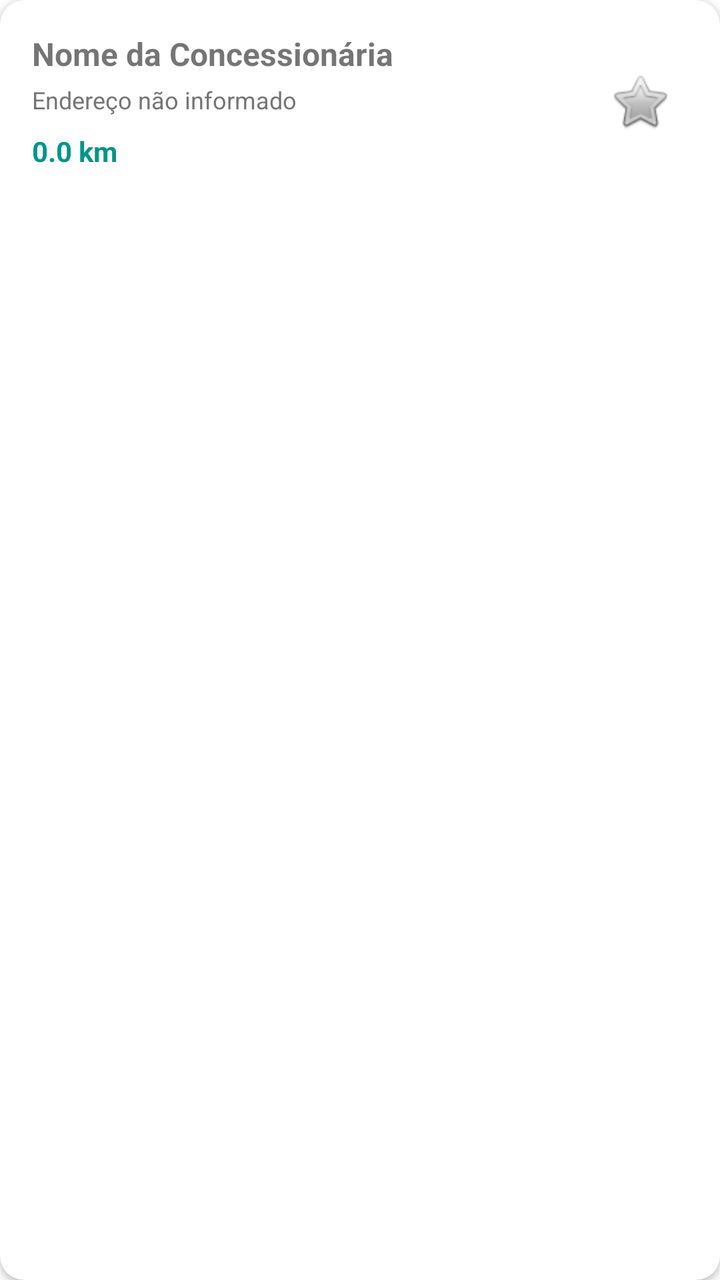
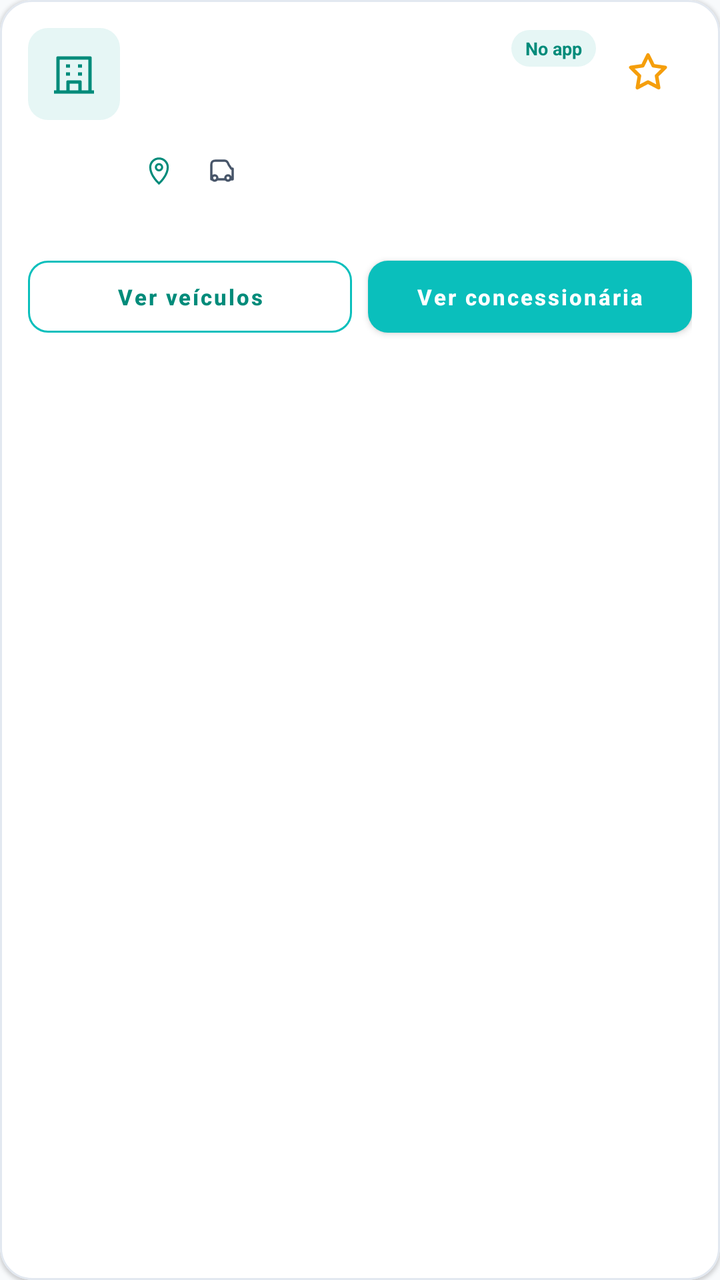

Compare the two renders of this Android layout. The source of the first and the diff that turns it into the second are given below.
<!-- AndroidManifest.xml: application theme Theme.E_goodApp -->
<!-- res/layout/item_dealership.xml -->
<?xml version="1.0" encoding="utf-8"?>
<com.google.android.material.card.MaterialCardView
    xmlns:android="http://schemas.android.com/apk/res/android"
    xmlns:app="http://schemas.android.com/apk/res-auto"
    android:layout_width="match_parent"
    android:layout_height="wrap_content"
    android:layout_marginHorizontal="16dp"
    android:layout_marginVertical="8dp"
    app:cardCornerRadius="12dp"
    app:cardElevation="2dp">

    <androidx.constraintlayout.widget.ConstraintLayout
        android:layout_width="match_parent"
        android:layout_height="wrap_content"
        android:padding="16dp">

        <TextView
            android:id="@+id/txtNome"
            android:layout_width="0dp"
            android:layout_height="wrap_content"
            android:text="Nome da Concessionária"
            android:textSize="16sp"
            android:textStyle="bold"
            app:layout_constraintStart_toStartOf="parent"
            app:layout_constraintEnd_toStartOf="@+id/btnLike"
            app:layout_constraintTop_toTopOf="parent" />

        <TextView
            android:id="@+id/txtEndereco"
            android:layout_width="0dp"
            android:layout_height="wrap_content"
            android:text="Endereço não informado"
            android:textColor="#757575"
            android:textSize="12sp"
            android:layout_marginTop="4dp"
            app:layout_constraintStart_toStartOf="parent"
            app:layout_constraintEnd_toStartOf="@+id/btnLike"
            app:layout_constraintTop_toBottomOf="@id/txtNome" />

        <TextView
            android:id="@+id/txtDistancia"
            android:layout_width="wrap_content"
            android:layout_height="wrap_content"
            android:text="0.0 km"
            android:textColor="#009688"
            android:textStyle="bold"
            android:layout_marginTop="8dp"
            app:layout_constraintStart_toStartOf="parent"
            app:layout_constraintTop_toBottomOf="@id/txtEndereco" />

        
        <ImageButton
            android:id="@+id/btnLike"
            android:layout_width="48dp"
            android:layout_height="48dp"
            android:background="?attr/selectableItemBackgroundBorderless"
            android:src="@android:drawable/btn_star"
            app:layout_constraintEnd_toEndOf="parent"
            app:layout_constraintTop_toTopOf="parent"
            app:layout_constraintBottom_toBottomOf="parent"/>

    </androidx.constraintlayout.widget.ConstraintLayout>
</com.google.android.material.card.MaterialCardView>
<!-- resources referenced by this layout -->
<resources>
  <style name="Theme.E_goodApp" parent="Theme.MaterialComponents.DayNight.NoActionBar">
          
          <item name="colorPrimary">@color/primary</item>
          <item name="colorPrimaryDark">@color/primary_dark</item>
          <item name="colorAccent">@color/primary</item>
      </style>
  <color name="primary">#0ABFBC</color>
  <color name="primary_dark">#008B7A</color>
</resources>

<!-- the commit's change to res/layout/item_dealership.xml (unified diff, before → after) -->
@@ -1,63 +1,204 @@
 <?xml version="1.0" encoding="utf-8"?>
-<com.google.android.material.card.MaterialCardView
-    xmlns:android="http://schemas.android.com/apk/res/android"
+<com.google.android.material.card.MaterialCardView xmlns:android="http://schemas.android.com/apk/res/android"
     xmlns:app="http://schemas.android.com/apk/res-auto"
     android:layout_width="match_parent"
     android:layout_height="wrap_content"
-    android:layout_marginHorizontal="16dp"
-    android:layout_marginVertical="8dp"
-    app:cardCornerRadius="12dp"
-    app:cardElevation="2dp">
-
-    <androidx.constraintlayout.widget.ConstraintLayout
+    android:layout_marginStart="12dp"
+    android:layout_marginTop="6dp"
+    android:layout_marginEnd="12dp"
+    android:layout_marginBottom="6dp"
+    android:clickable="true"
+    android:focusable="true"
+    android:foreground="?attr/selectableItemBackground"
+    app:cardBackgroundColor="@color/surface_white"
+    app:cardCornerRadius="16dp"
+    app:cardElevation="1dp"
+    app:strokeColor="@color/app_stroke"
+    app:strokeWidth="1dp">
+
+    <LinearLayout
         android:layout_width="match_parent"
         android:layout_height="wrap_content"
-        android:padding="16dp">
+        android:orientation="vertical"
+        android:padding="14dp">
+
+        <LinearLayout
+            android:layout_width="match_parent"
+            android:layout_height="wrap_content"
+            android:gravity="top"
+            android:orientation="horizontal">
+
+            <FrameLayout
+                android:layout_width="46dp"
+                android:layout_height="46dp"
+                android:background="@drawable/bg_user_icon_tile">
+
+                <ImageView
+                    android:layout_width="24dp"
+                    android:layout_height="24dp"
+                    android:layout_gravity="center"
+                    android:importantForAccessibility="no"
+                    app:srcCompat="@drawable/ic_user_dealership"
+                    app:tint="@color/primary_dark" />
+            </FrameLayout>
+
+            <LinearLayout
+                android:layout_width="0dp"
+                android:layout_height="wrap_content"
+                android:layout_marginStart="12dp"
+                android:layout_weight="1"
+                android:orientation="vertical">
+
+                <LinearLayout
+                    android:layout_width="match_parent"
+                    android:layout_height="wrap_content"
+                    android:gravity="center_vertical"
+                    android:orientation="horizontal">
+
+                    <TextView
+                        android:id="@+id/txtNome"
+                        android:layout_width="0dp"
+                        android:layout_height="wrap_content"
+                        android:layout_weight="1"
+                        android:maxLines="2"
+                        android:textColor="@color/app_text_primary"
+                        android:textSize="15sp"
+                        android:textStyle="bold" />
+
+                    <TextView
+                        android:id="@+id/txtRegistered"
+                        android:layout_width="wrap_content"
+                        android:layout_height="wrap_content"
+                        android:layout_marginStart="6dp"
+                        android:background="@drawable/bg_badge_teal"
+                        android:paddingStart="7dp"
+                        android:paddingTop="3dp"
+                        android:paddingEnd="7dp"
+                        android:paddingBottom="3dp"
+                        android:text="No app"
+                        android:textColor="@color/primary_dark"
+                        android:textSize="9sp"
+                        android:textStyle="bold" />
+                </LinearLayout>
+
+                <TextView
+                    android:id="@+id/txtRating"
+                    android:layout_width="match_parent"
+                    android:layout_height="wrap_content"
+                    android:layout_marginTop="3dp"
+                    android:textColor="#B45309"
+                    android:textSize="11sp" />
+
+                <TextView
+                    android:id="@+id/txtEndereco"
+                    android:layout_width="match_parent"
+                    android:layout_height="wrap_content"
+                    android:layout_marginTop="3dp"
+                    android:maxLines="2"
+                    android:textColor="@color/app_text_secondary"
+                    android:textSize="11sp" />
+            </LinearLayout>
+
+            <ImageButton
+                android:id="@+id/btnLike"
+                android:layout_width="44dp"
+                android:layout_height="44dp"
+                android:layout_marginStart="4dp"
+                android:background="?attr/selectableItemBackgroundBorderless"
+                android:contentDescription="Avaliar concessionária"
+                android:padding="10dp"
+                app:srcCompat="@drawable/ic_rating_star_outline" />
+        </LinearLayout>
+
+        <LinearLayout
+            android:layout_width="match_parent"
+            android:layout_height="wrap_content"
+            android:layout_marginStart="58dp"
+            android:layout_marginTop="8dp"
+            android:gravity="center_vertical"
+            android:orientation="horizontal">
+
+            <ImageView
+                android:layout_width="15dp"
+                android:layout_height="15dp"
+                android:importantForAccessibility="no"
+                app:srcCompat="@drawable/ic_profile_location"
+                app:tint="@color/primary_dark" />
+
+            <TextView
+                android:id="@+id/txtDistancia"
+                android:layout_width="wrap_content"
+                android:layout_height="wrap_content"
+                android:layout_marginStart="4dp"
+                android:textColor="@color/primary_dark"
+                android:textSize="11sp"
+                android:textStyle="bold" />
+
+            <ImageView
+                android:id="@+id/iconVehicleCount"
+                android:layout_width="16dp"
+                android:layout_height="16dp"
+                android:layout_marginStart="12dp"
+                android:importantForAccessibility="no"
+                app:srcCompat="@drawable/ic_dealer_vehicles"
+                app:tint="@color/app_text_secondary" />
+
+            <TextView
+                android:id="@+id/txtVehicleCount"
+                android:layout_width="wrap_content"
+                android:layout_height="wrap_content"
+                android:layout_marginStart="4dp"
+                android:textColor="@color/app_text_secondary"
+                android:textSize="11sp" />
+        </LinearLayout>
 
         <TextView
-            android:id="@+id/txtNome"
-            android:layout_width="0dp"
-            android:layout_height="wrap_content"
-            android:text="Nome da Concessionária"
-            android:textSize="16sp"
-            android:textStyle="bold"
-            app:layout_constraintStart_toStartOf="parent"
-            app:layout_constraintEnd_toStartOf="@+id/btnLike"
-            app:layout_constraintTop_toTopOf="parent" />
-
-        <TextView
-            android:id="@+id/txtEndereco"
-            android:layout_width="0dp"
-            android:layout_height="wrap_content"
-            android:text="Endereço não informado"
-            android:textColor="#757575"
-            android:textSize="12sp"
-            android:layout_marginTop="4dp"
-            app:layout_constraintStart_toStartOf="parent"
-            app:layout_constraintEnd_toStartOf="@+id/btnLike"
-            app:layout_constraintTop_toBottomOf="@id/txtNome" />
-
-        <TextView
-            android:id="@+id/txtDistancia"
-            android:layout_width="wrap_content"
-            android:layout_height="wrap_content"
-            android:text="0.0 km"
-            android:textColor="#009688"
-            android:textStyle="bold"
-            android:layout_marginTop="8dp"
-            app:layout_constraintStart_toStartOf="parent"
-            app:layout_constraintTop_toBottomOf="@id/txtEndereco" />
-
-        
-        <ImageButton
-            android:id="@+id/btnLike"
-            android:layout_width="48dp"
-            android:layout_height="48dp"
-            android:background="?attr/selectableItemBackgroundBorderless"
-            android:src="@android:drawable/btn_star"
-            app:layout_constraintEnd_toEndOf="parent"
-            app:layout_constraintTop_toTopOf="parent"
-            app:layout_constraintBottom_toBottomOf="parent"/>
-
-    </androidx.constraintlayout.widget.ConstraintLayout>
+            android:id="@+id/txtBrands"
+            android:layout_width="match_parent"
+            android:layout_height="wrap_content"
+            android:layout_marginStart="58dp"
+            android:layout_marginTop="5dp"
+            android:maxLines="2"
+            android:textColor="@color/app_text_muted"
+            android:textSize="10sp" />
+
+        <LinearLayout
+            android:layout_width="match_parent"
+            android:layout_height="wrap_content"
+            android:layout_marginTop="12dp"
+            android:orientation="horizontal">
+
+            <com.google.android.material.button.MaterialButton
+                android:id="@+id/btnDealerVehicles"
+                style="@style/Widget.MaterialComponents.Button.OutlinedButton"
+                android:layout_width="0dp"
+                android:layout_height="wrap_content"
+                android:layout_marginEnd="4dp"
+                android:layout_weight="1"
+                android:minHeight="48dp"
+                android:text="Ver veículos"
+                android:textAllCaps="false"
+                android:textColor="@color/primary_dark"
+                android:textSize="11sp"
+                android:textStyle="bold"
+                app:cornerRadius="10dp"
+                app:strokeColor="@color/primary"
+                app:strokeWidth="1dp" />
+
+            <com.google.android.material.button.MaterialButton
+                android:id="@+id/btnDealerDetail"
+                android:layout_width="0dp"
+                android:layout_height="wrap_content"
+                android:layout_marginStart="4dp"
+                android:layout_weight="1"
+                android:minHeight="48dp"
+                android:text="Ver concessionária"
+                android:textAllCaps="false"
+                android:textColor="@color/white"
+                android:textSize="11sp"
+                android:textStyle="bold"
+                app:backgroundTint="@color/primary"
+                app:cornerRadius="10dp" />
+        </LinearLayout>
+    </LinearLayout>
 </com.google.android.material.card.MaterialCardView>
<!-- resource entries referenced after the edit -->
@@ -1,12 +1,54 @@
 <!-- resources referenced by this layout -->
 <resources>
+  <color name="app_stroke">#E2E8F0</color>
+  <color name="app_text_muted">#94A3B8</color>
+  <color name="app_text_primary">#0F172A</color>
+  <color name="app_text_secondary">#475569</color>
   <style name="Theme.E_goodApp" parent="Theme.MaterialComponents.DayNight.NoActionBar">
           
           <item name="colorPrimary">@color/primary</item>
           <item name="colorPrimaryDark">@color/primary_dark</item>
           <item name="colorAccent">@color/primary</item>
+          <item name="android:colorBackground">@color/app_background</item>
+          <item name="colorSurface">@color/app_surface</item>
+          <item name="android:navigationBarColor">@color/app_surface</item>
+          <item name="android:statusBarColor">@color/app_surface</item>
+          <item name="android:windowLightStatusBar">true</item>
+          <item name="android:windowLightNavigationBar" tools:targetApi="27">true</item>
       </style>
+  <color name="teal_light">#E6F6F5</color>
+  <color name="app_icon_neutral">#64748B</color>
+  <color name="app_teal_content">#0F766E</color>
+  <color name="app_background">#F8FAFC</color>
+  <color name="app_surface">#FFFFFF</color>
   <color name="primary">#0ABFBC</color>
   <color name="primary_dark">#008B7A</color>
+  <color name="surface_white">#FFFFFF</color>
+  <color name="white">#FFFFFF</color>
+  <!-- drawable bg_badge_teal (drawable) -->
+  <?xml version="1.0" encoding="utf-8"?>
+  <shape xmlns:android="http://schemas.android.com/apk/res/android"
+      android:shape="rectangle">
+      <solid android:color="@color/teal_light" />
+      <corners android:radius="12dp" />
+  </shape>
+  <!-- drawable bg_user_icon_tile (drawable) -->
+  <shape xmlns:android="http://schemas.android.com/apk/res/android"><solid android:color="@color/teal_light" /><corners android:radius="10dp" /></shape>
+  <!-- drawable ic_dealer_vehicles (drawable) -->
+  <vector xmlns:android="http://schemas.android.com/apk/res/android" android:width="24dp" android:height="24dp" android:viewportWidth="24" android:viewportHeight="24">
+   <path android:fillColor="#00000000" android:strokeColor="@color/app_icon_neutral" android:strokeWidth="1.7" android:strokeLineCap="round" android:strokeLineJoin="round" android:pathData="M5,18 L4,18 L4,7 Q4,4 7,4 L14,4 Q16,4 17,7 L19,10 L20,10 L20,18 L18,18 M8,18 L15,18 M6.5,15 A2,2 0,1 1,6.5,19 A2,2 0,1 1,6.5,15 M16.5,15 A2,2 0,1 1,16.5,19 A2,2 0,1 1,16.5,15" />
+  </vector>
+  <!-- drawable ic_profile_location (drawable) -->
+  <?xml version="1.0" encoding="utf-8"?>
+  <vector xmlns:android="http://schemas.android.com/apk/res/android" android:width="20dp" android:height="20dp" android:viewportWidth="24" android:viewportHeight="24">
+      <path android:fillColor="@android:color/transparent" android:strokeColor="@color/app_icon_neutral" android:strokeWidth="1.7" android:strokeLineCap="round" android:strokeLineJoin="round" android:pathData="M12,22s7,-6.2 7,-13a7,7 0,0 0,-14 0c0,6.8 7,13 7,13zM12,6.5a2.5,2.5 0,1 0,0 5a2.5,2.5 0,1 0,0 -5z" />
+  </vector>
+  <!-- drawable ic_rating_star_outline (drawable) -->
+  <?xml version="1.0" encoding="utf-8"?>
+  <vector xmlns:android="http://schemas.android.com/apk/res/android" android:width="24dp" android:height="24dp" android:viewportWidth="24" android:viewportHeight="24">
+      <path android:fillColor="@android:color/transparent" android:strokeColor="#F59E0B" android:strokeWidth="1.8" android:strokeLineJoin="round" android:pathData="M12,3.5 L14.65,8.87 L20.58,9.73 L16.29,13.91 L17.3,19.82 L12,17.03 L6.7,19.82 L7.71,13.91 L3.42,9.73 L9.35,8.87 Z" />
+  </vector>
+  <!-- drawable ic_user_dealership (drawable) -->
+  <vector xmlns:android="http://schemas.android.com/apk/res/android" android:width="24dp" android:height="24dp" android:viewportWidth="24" android:viewportHeight="24"><path android:fillColor="#00000000" android:strokeColor="@color/app_teal_content" android:strokeWidth="1.7" android:strokeLineJoin="round" android:pathData="M4,21 L4,4 L20,4 L20,21 M8,8 L10,8 M14,8 L16,8 M8,12 L10,12 M14,12 L16,12 M9,21 L9,16 L15,16 L15,21 M2,21 L22,21" /></vector>
 </resources>
 
